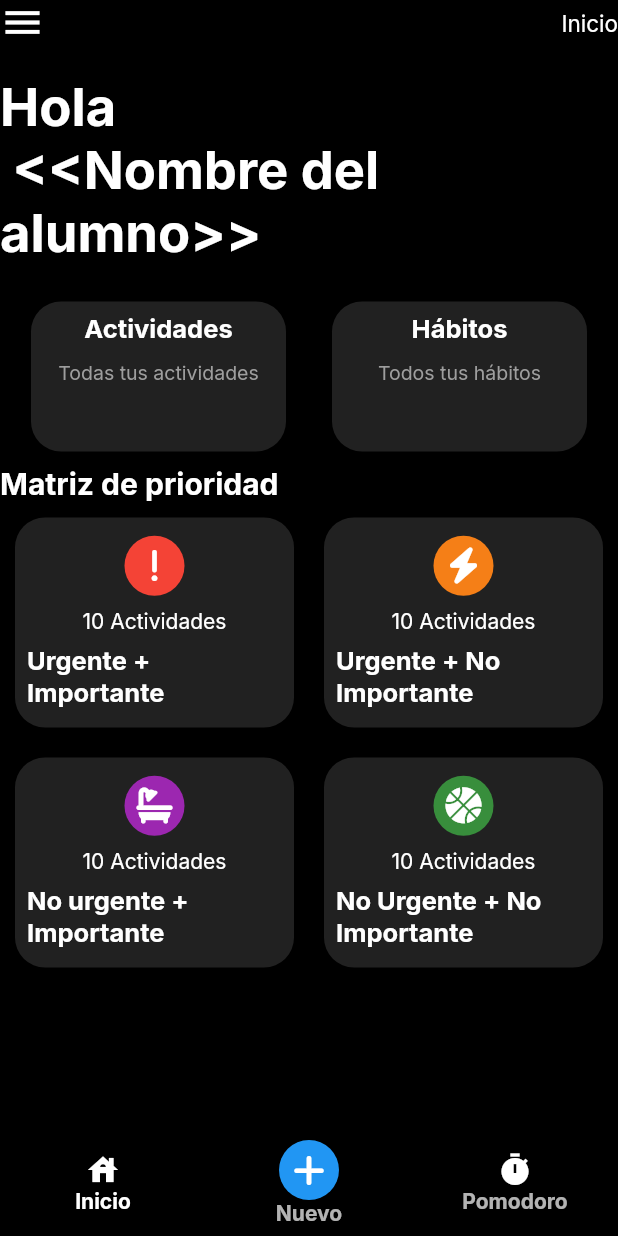
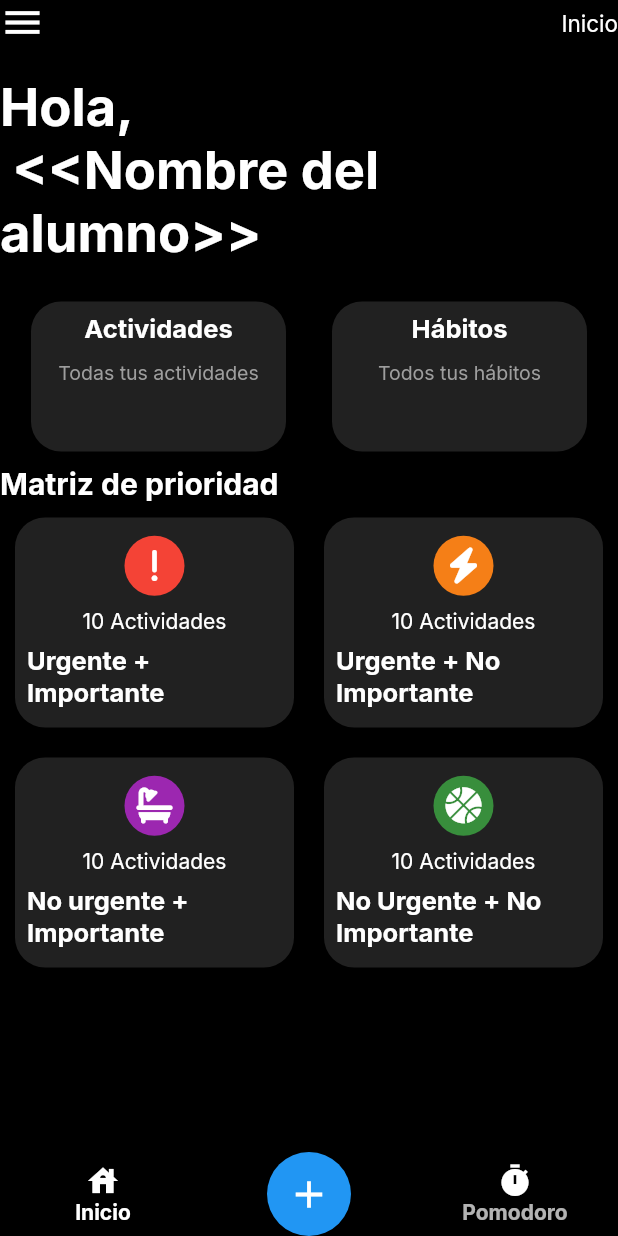
Before and after one commit to imarivero/timescom, a Flutter app: the screen it shows after launch, on a phone screen of 412 x 824 dp. Run offline on Flutter 3.47's test engine with Material 2 defaults, Android fonts, the phone set to English and light mode, and no system bars; our stand-ins replace font_awesome_flutter, google_fonts, percent_indicator, quickalert.

Commit message:
Implementacion de widget animado para el menu de creacion de actividades y habitos

```diff
--- a/lib/router/app_routes.dart
+++ b/lib/router/app_routes.dart
@@ -10,7 +10,7 @@ class AppRoutes {
     // ScreenDef(route: 'welcomeScreen', name: 'Pantalla bienvenida', screen: screen)
     // ScreenDef(route: 'loginScreen', name: 'Pantalla inicio de sesion', screen: screen)
     ScreenDef(route: 'regisAlumnoScreen', name: 'Pantalla registro de alumno', screen: const RegistroAlumnoScreen()),
-    ScreenDef(route: 'mainMatrizScreen', name: 'Pantalla vista matriz', screen: const MainMatrizScreen())
+    ScreenDef(route: 'mainMatrizScreen', name: 'Pantalla vista matriz', screen: const MainMatrizScreen()),
   ];
 
   static Map<String, Widget Function(BuildContext)> getAppRoutes(){
--- a/lib/screens/main_matriz_screen.dart
+++ b/lib/screens/main_matriz_screen.dart
@@ -2,19 +2,38 @@ import 'package:flutter/material.dart';
 import 'package:google_fonts/google_fonts.dart';
 import 'package:timescom/widgets/card_row.dart';
 import 'package:timescom/widgets/card_table.dart';
+import 'package:timescom/widgets/custom_floating_buttons.dart';
 import 'package:timescom/widgets/custom_navbar.dart';
 
-class MainMatrizScreen extends StatelessWidget {
+class MainMatrizScreen extends StatefulWidget {
 
   const MainMatrizScreen({Key? key}) : super(key: key);
 
+  @override
+  State<MainMatrizScreen> createState() => _MainMatrizScreenState();
+}
+
+class _MainMatrizScreenState extends State<MainMatrizScreen> with SingleTickerProviderStateMixin{
+
+  late final AnimationController _animationController = AnimationController(
+    vsync: this,
+    duration: Duration(milliseconds: 260),
+  );
+
+  late final curvedAnimation = CurvedAnimation(curve: Curves.easeInOut, parent: _animationController);
+
+  late final Animation<double> _animation = Tween<double>(begin: 0, end: 1).animate(curvedAnimation);
+
+  @override
+  void initState(){
+    super.initState();
+  }
   @override
   Widget build(BuildContext context) {
     return Scaffold(
       body: SafeArea(
         child: Column(
           children: [
-
             // Menu control y texto
             Row(
               mainAxisAlignment: MainAxisAlignment.spaceBetween,
@@ -26,19 +45,19 @@ class MainMatrizScreen extends StatelessWidget {
 
             // Saludo y nombre de alumno
             const SizedBox(height: 20,),
-            Text('Hola \n <<Nombre del alumno>>', style: GoogleFonts.inter(fontSize: 35, fontWeight: FontWeight.bold)),
+            Text('Hola, \n <<Nombre del alumno>>', style: GoogleFonts.inter(fontSize: 35, fontWeight: FontWeight.bold)),
 
             // Tarjetas actividades y habitos
-            CardRow(),
+            const CardRow(),
 
             // Texto y matriz
-            CardTable(),
+            const CardTable(),
           ],
         ),
       ),
-      bottomNavigationBar: CustomNavBar(),
-      // floatingActionButtonLocation: FloatingActionButtonLocation.centerDocked,
-      // floatingActionButton: CustomFloatingButton(),
+      floatingActionButton: CustomFloatingButtons(animation: _animation, animationController: _animationController,),
+      bottomNavigationBar: const CustomNavBar(),
+      floatingActionButtonLocation: FloatingActionButtonLocation.centerDocked,
     );
   }
 }
--- /dev/null
+++ b/lib/widgets/custom_floating_buttons.dart
@@ -0,0 +1,76 @@
+import 'package:flutter/material.dart';
+import 'package:timescom/theme/app_theme.dart';
+import 'package:timescom/widgets/floating_action_bubble.dart';
+// import 'package:floating_action_bubble/floating_action_bubble.dart';
+
+class CustomFloatingButtons extends StatelessWidget {
+
+  final AnimationController animationController;
+  final Animation animation;
+
+  const CustomFloatingButtons({
+    super.key,
+    required this.animationController,
+    required this.animation
+  });
+
+  @override
+  Widget build(BuildContext context) {
+    return FloatingActionBubble(
+      // Menu items
+      items: <Bubble>[
+
+        // Floating action menu item
+        Bubble(
+          title:"Hábito",
+          iconColor :Colors.white,
+          bubbleColor : Colors.blue,
+          icon:Icons.settings,
+          titleStyle:TextStyle(fontSize: 16 , color: Colors.white),
+          onPress: () {
+            animationController.reverse();
+          },
+        ),
+        // Floating action menu item
+        Bubble(
+          title:"Actividad",
+          iconColor :Colors.white,
+          bubbleColor : Colors.blue,
+          icon:Icons.people,
+          titleStyle:TextStyle(fontSize: 16 , color: Colors.white),
+          onPress: () {
+            animationController.reverse();
+          },
+        ),
+
+        // Bubble(
+        //   title:"Actividad",
+        //   iconColor :Colors.white,
+        //   bubbleColor : Colors.blue,
+        //   icon:Icons.people,
+        //   titleStyle:TextStyle(fontSize: 16 , color: Colors.white),
+        //   onPress: () {
+        //     animationController.reverse();
+        //   },
+        // ),
+
+
+      ],
+
+      // animation controller
+      animation: animation,
+
+      // On pressed change animation state
+      onPress: () => animationController.isCompleted
+            ? animationController.reverse()
+            : animationController.forward(),
+
+      // Floating Action button Icon color
+      iconColor: Colors.white,
+
+      // Flaoting Action button Icon
+      iconData: Icons.add,
+      backGroundColor: AppTheme.primary,
+    );
+  }
+}
--- a/lib/widgets/custom_navbar.dart
+++ b/lib/widgets/custom_navbar.dart
@@ -1,7 +1,5 @@
 import 'package:flutter/material.dart';
-import 'package:font_awesome_flutter/font_awesome_flutter.dart';
 import 'package:google_fonts/google_fonts.dart';
-import 'package:timescom/theme/app_theme.dart';
 
 class CustomNavBar extends StatelessWidget {
   const CustomNavBar({super.key});
@@ -13,19 +11,26 @@ class CustomNavBar extends StatelessWidget {
       backgroundColor: Colors.black,
       unselectedLabelStyle: GoogleFonts.inter(fontSize: 14, fontWeight: FontWeight.bold, color: Colors.white),
       selectedLabelStyle: GoogleFonts.inter(fontSize: 14, fontWeight: FontWeight.bold, color: Colors.white),
+      landscapeLayout: BottomNavigationBarLandscapeLayout.centered,
       items: const [
         BottomNavigationBarItem(
           icon: Icon(Icons.house, color: Colors.white,),
           label: 'Inicio',
         ),
 
+        // BottomNavigationBarItem(
+        //   icon: CircleAvatar(
+        //     backgroundColor: AppTheme.primary,
+        //     radius: 20,
+        //     child: FaIcon(FontAwesomeIcons.plus, color: Colors.white,),
+        //   ),
+        //   label: 'Nuevo',
+        // ),
+
+        // foo item para mantener la separacion en la barra
         BottomNavigationBarItem(
-          icon: CircleAvatar(
-            backgroundColor: AppTheme.primary,
-            radius: 20,
-            child: FaIcon(FontAwesomeIcons.plus, color: Colors.white,),
-          ),
-          label: 'Nuevo',
+          icon: Icon(Icons.space_bar, color: Colors.white,),
+          label: '',
         ),
 
         BottomNavigationBarItem(
--- /dev/null
+++ b/lib/widgets/floating_action_bubble.dart
@@ -0,0 +1,156 @@
+import 'package:flutter/material.dart';
+
+class Bubble {
+  const Bubble({
+    required this.title,
+    required this.titleStyle,
+    required this.iconColor,
+    required this.bubbleColor,
+    required this.icon,
+    required this.onPress,
+  });
+
+  final IconData icon;
+  final Color iconColor;
+  final Color bubbleColor;
+  final void Function() onPress;
+  final String title;
+  final TextStyle titleStyle;
+}
+
+class BubbleMenu extends StatelessWidget {
+  const BubbleMenu(this.item, {Key? key}) : super(key: key);
+
+  final Bubble item;
+
+  @override
+  Widget build(BuildContext context) {
+    return MaterialButton(
+      shape: const StadiumBorder(),
+      padding: const EdgeInsets.only(top: 11, bottom: 13, left: 32, right: 32),
+      color: item.bubbleColor,
+      splashColor: Colors.grey.withOpacity(0.1),
+      highlightColor: Colors.grey.withOpacity(0.1),
+      elevation: 2,
+      highlightElevation: 2,
+      disabledColor: item.bubbleColor,
+      onPressed: item.onPress,
+      child: Row(
+        mainAxisSize: MainAxisSize.min,
+        children: <Widget>[
+          Icon(
+            item.icon,
+            color: item.iconColor,
+          ),
+          const SizedBox(
+            width: 10.0,
+          ),
+          Text(
+            item.title,
+            style: item.titleStyle,
+          ),
+        ],
+      ),
+    );
+  }
+}
+
+class _DefaultHeroTag {
+  const _DefaultHeroTag();
+  @override
+  String toString() => '<default FloatingActionBubble tag>';
+}
+
+class FloatingActionBubble extends AnimatedWidget {
+  const FloatingActionBubble({
+    Key? key,
+    required this.items,
+    required this.onPress,
+    required this.iconColor,
+    required this.backGroundColor,
+    required Animation animation,
+    this.heroTag,
+    this.iconData,
+    this.animatedIconData,
+  })  : assert((iconData == null && animatedIconData != null) ||
+            (iconData != null && animatedIconData == null)),
+        super(listenable: animation, key: key);
+
+  final List<Bubble> items;
+  final void Function() onPress;
+  final AnimatedIconData? animatedIconData;
+  final Object? heroTag;
+  final IconData? iconData;
+  final Color iconColor;
+  final Color backGroundColor;
+
+  get _animation => listenable;
+
+  Widget buildItem(BuildContext context, int index) {
+    final screenWidth = MediaQuery.of(context).size.width;
+
+    TextDirection textDirection = Directionality.of(context);
+
+    double animationDirection = textDirection == TextDirection.ltr ? -1 : 1;
+
+    final transform = Matrix4.translationValues(
+      animationDirection *
+          (screenWidth - _animation.value * screenWidth) *
+          ((items.length - index) / 4),
+      0.0,
+      0.0,
+    );
+
+    return Align(
+      alignment: textDirection == TextDirection.ltr
+          ? Alignment.center
+          : Alignment.center,
+      child: Transform(
+        transform: transform,
+        child: Opacity(
+          opacity: _animation.value,
+          child: BubbleMenu(items[index]),
+        ),
+      ),
+    );
+  }
+
+  @override
+  Widget build(BuildContext context) {
+    return Column(
+      mainAxisSize: MainAxisSize.min,
+      crossAxisAlignment: CrossAxisAlignment.center,
+      children: [
+        IgnorePointer(
+          ignoring: _animation.value == 0,
+          child: ListView.separated(
+            shrinkWrap: true,
+            physics: const NeverScrollableScrollPhysics(),
+            separatorBuilder: (_, __) => const SizedBox(height: 12.0),
+            padding: const EdgeInsets.symmetric(vertical: 25),
+            itemCount: items.length,
+            itemBuilder: buildItem,
+          ),
+        ),
+        FloatingActionButton(
+          heroTag: heroTag ?? const _DefaultHeroTag(),
+          backgroundColor: backGroundColor,
+          onPressed: onPress,
+          // iconData is mutually exclusive with animatedIconData
+          // only 1 can be null at the time
+          child: iconData == null
+              ? AnimatedIcon(
+                  icon: animatedIconData!,
+                  progress: _animation,
+                  color: iconColor,
+                )
+              : Icon(
+                  iconData,
+                  size: 30,
+                  color: iconColor,
+                ),
+        ),
+      ],
+    );
+  }
+}
--- a/pubspec.yaml
+++ b/pubspec.yaml
@@ -38,6 +38,7 @@ dependencies:
   quickalert: ^1.0.0
   percent_indicator: ^4.0.1
   font_awesome_flutter: ^10.2.1
+  # floating_action_bubble: ^1.1.3
 
 dev_dependencies:
   flutter_test:
```
Also changed, not shown: lib/widgets/custom_floating_button.dart (deleted).
